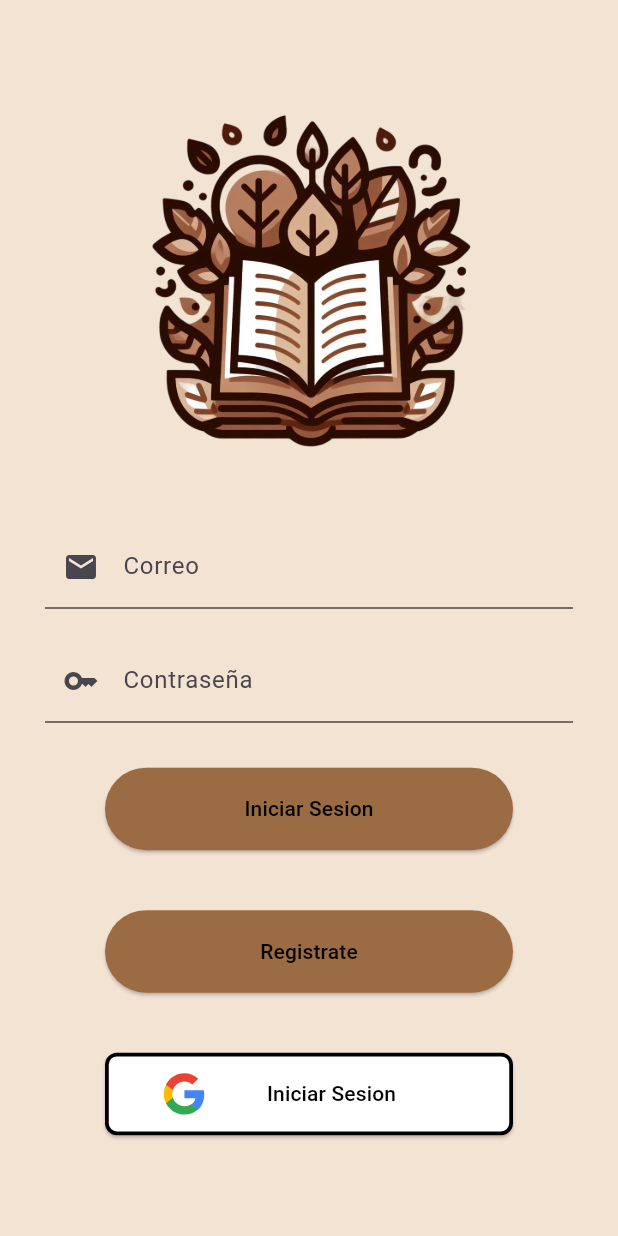
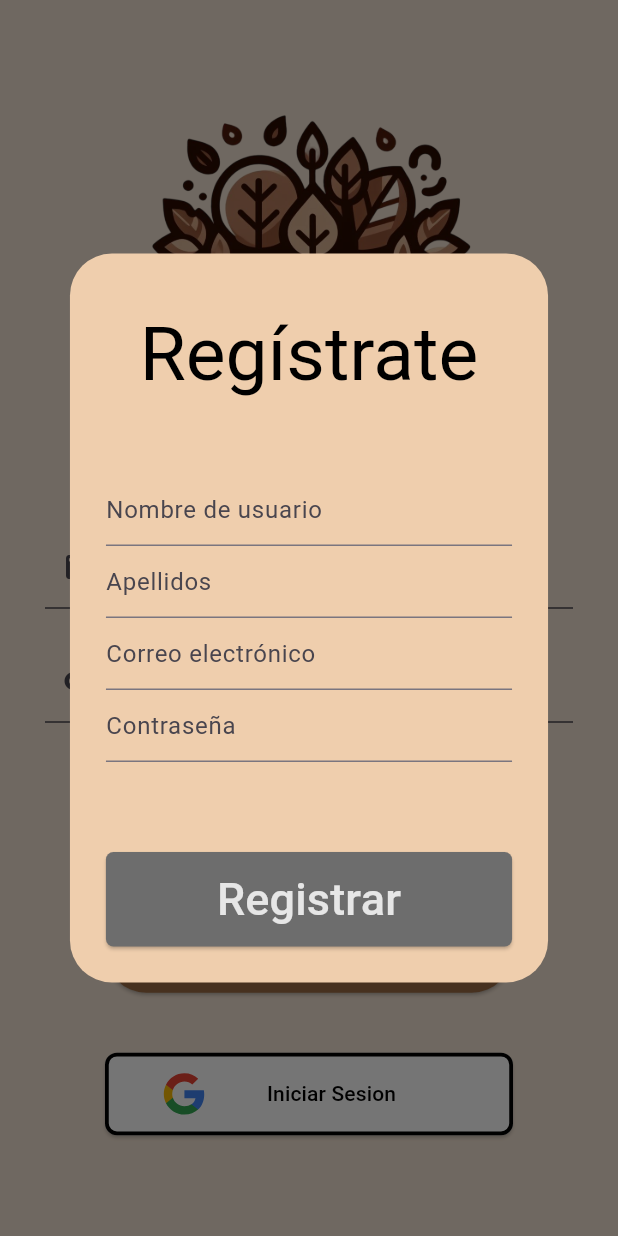
Before and after one commit to JulenR14/ProyectoMisLibros, a Flutter app: the screen it shows after launch, after a tap on "Registrate", on a phone screen of 412 x 824 dp. Run offline on Flutter 3.47's test engine with Material 3 defaults, Android fonts, the phone set to English and light mode, and no system bars; our stand-ins replace flutter_svg.

Commit message:
He implementado el pop up de registro y he agregado el icono de la app

```diff
--- /dev/null
+++ b/mis_libros/lib/screens/pop_registrer.dart
@@ -0,0 +1,89 @@
+import 'package:flutter/material.dart';
+import 'package:mis_libros/colors/colors.dart';
+
+class PopRegistrer {
+  static void showRegisterDialog(BuildContext context) {
+    showDialog(
+      context: context,
+      builder: (BuildContext context) {
+        //AlertDialog es un widget que muestra un diálogo simple.
+        return AlertDialog(
+            backgroundColor: MisColores.marronOscuro2,
+            //titulo de el dialogo de registro
+            title: const Padding(
+              padding: EdgeInsets.only(bottom: 10, top: 10),
+              child: Text('Regístrate',
+                  textAlign: TextAlign.center,
+                  style: TextStyle(color: Colors.black, fontSize: 50)),
+            ),
+            //contenido del dialogo de registro
+            //SingleChildScrollView es un widget que permite desplazar su contenido si es demasiado grande para caber en la pantalla
+            content: SingleChildScrollView(
+              child: Column(
+                //ponemos todos los valores a rellenar para registrar al usuario
+                children: <Widget>[
+                  const SizedBox(height: 20, width: 10),
+                  const TextField(
+                    decoration: InputDecoration(
+                      hintText: 'Nombre de usuario',
+                    ),
+                  ),
+                  const TextField(
+                    decoration: InputDecoration(
+                      hintText: 'Apellidos',
+                    ),
+                  ),
+                  const TextField(
+                    decoration: InputDecoration(
+                      hintText: 'Correo electrónico',
+                    ),
+                  ),
+                  const TextField(
+                    decoration: InputDecoration(
+                      hintText: 'Contraseña',
+                    ),
+                    obscureText: true,
+                  ),
+                  const SizedBox(height: 60),
+                  ElevatedButton(
+                    style: ButtonStyle(
+                      backgroundColor:
+                          MaterialStateProperty.all(MisColores.dim_gray),
+                      //modificamos el borde del boton
+                      shape: MaterialStateProperty.all<RoundedRectangleBorder>(
+                          //le pasamos un widget de tipo RoundedRectangleBorder para modificar el borde
+                          const RoundedRectangleBorder(
+                        //alineamos al centro horizontalmente
+                        //le pasamos un radio de 8 para que sea el borde un poco redondeado pero no tanto como el por defecto
+                        borderRadius: BorderRadius.all(Radius.circular(5)),
+                      )),
+                    ),
+                    //Row va a agrupar sus hijos en fila
+                    child: const Row(
+                      //alineamos al centro horizontalmente
+                      mainAxisAlignment: MainAxisAlignment.center,
+                      children: <Widget>[
+                        //muestra el texto del boton, con un padding para separar el logo de Google con el
+                        Padding(
+                          padding: EdgeInsets.symmetric(
+                              horizontal: 50, vertical: 10),
+                          child: Text(
+                            "Registrar",
+                            style: TextStyle(
+                                color: MisColores.gainsboro, fontSize: 30),
+                          ),
+                        ),
+                      ],
+                    ),
+                    onPressed: () {
+                      //aqui se navegara a la pantalla de registro
+                      Navigator.pop(context);
+                    },
+                  ),
+                ],
+              ),
+            ));
+      },
+    );
+  }
+}
--- a/mis_libros/lib/screens/start_screen.dart
+++ b/mis_libros/lib/screens/start_screen.dart
@@ -2,6 +2,7 @@ import 'package:flutter/cupertino.dart';
 import 'package:flutter/material.dart';
 import 'package:flutter_svg/svg.dart';
 import 'package:mis_libros/colors/colors.dart';
+import 'package:mis_libros/screens/pop_registrer.dart';
 
 class StartScreen extends StatefulWidget {
   const StartScreen({super.key});
@@ -111,6 +112,7 @@ class _StartScreen extends State<StartScreen> {
                           //cuando se presione el boton llevara al usuario a la pantalla de registro
                           onPressed: () {
                             //aqui se navegara a la pantalla de registro
+                            PopRegistrer.showRegisterDialog(context);
                           },
                         ),
                       )),
```
Also changed, not shown: 16 other files.
